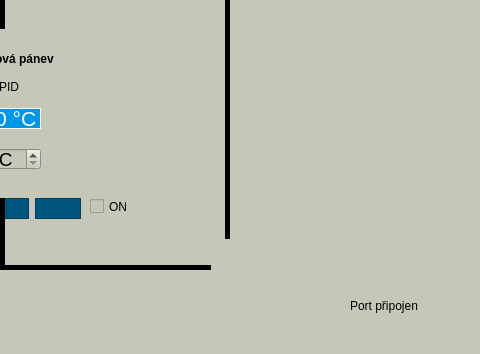
Qt form brew/forms/form_main.ui (Zbysekz/pyBrew) before a commit; both pictures show x 770 to 1250 and y 251 to 605 of the 1250 by 605 pixel window.
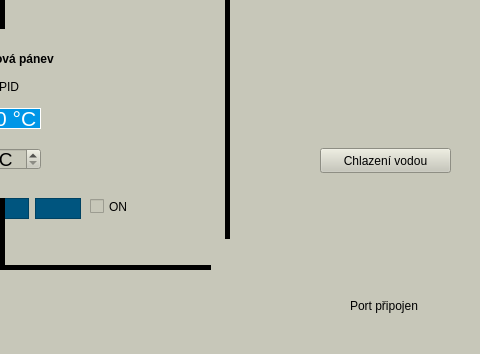
The same form after that commit. Icons and pictures are not drawn.

Commit message: water valve controlling - not working yet (some bug)

```diff
--- a/brew/forms/form_main.ui
+++ b/brew/forms/form_main.ui
@@ -847,6 +847,19 @@
      <string>sensorsOFF</string>
     </property>
    </widget>
+   <widget class="QPushButton" name="btnWaterCooling">
+    <property name="geometry">
+     <rect>
+      <x>1090</x>
+      <y>380</y>
+      <width>131</width>
+      <height>25</height>
+     </rect>
+    </property>
+    <property name="text">
+     <string>Chlazení vodou</string>
+    </property>
+   </widget>
   </widget>
   <widget class="QMenuBar" name="menubar">
    <property name="geometry">
```
The commit also changes 2 other files.
